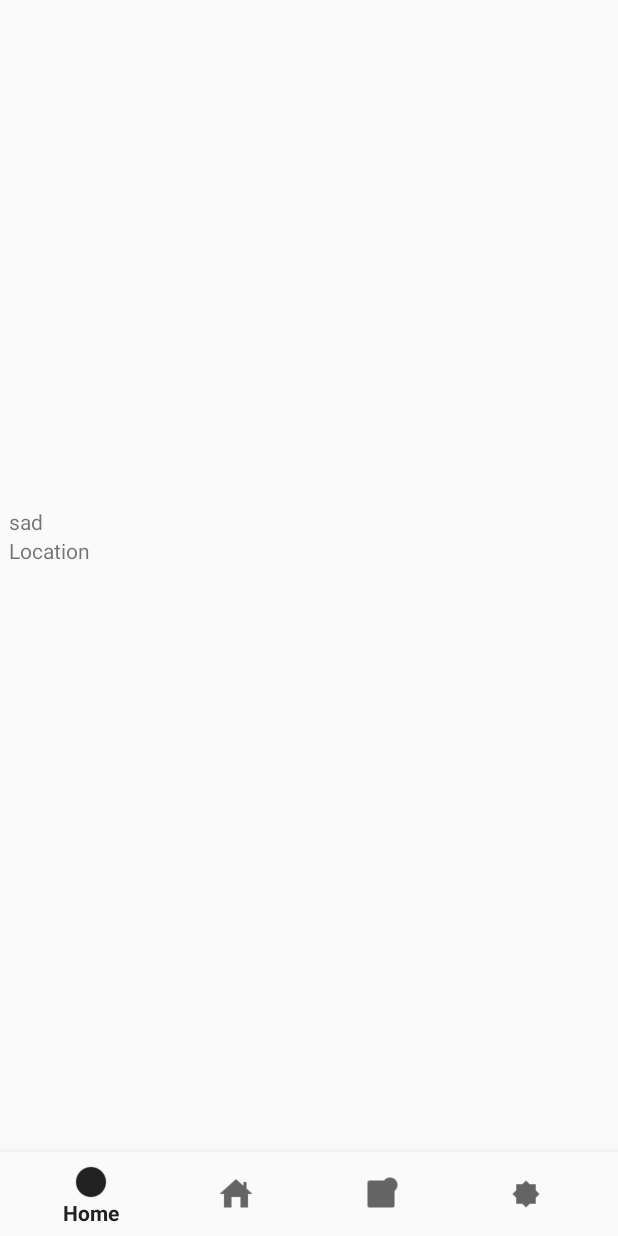
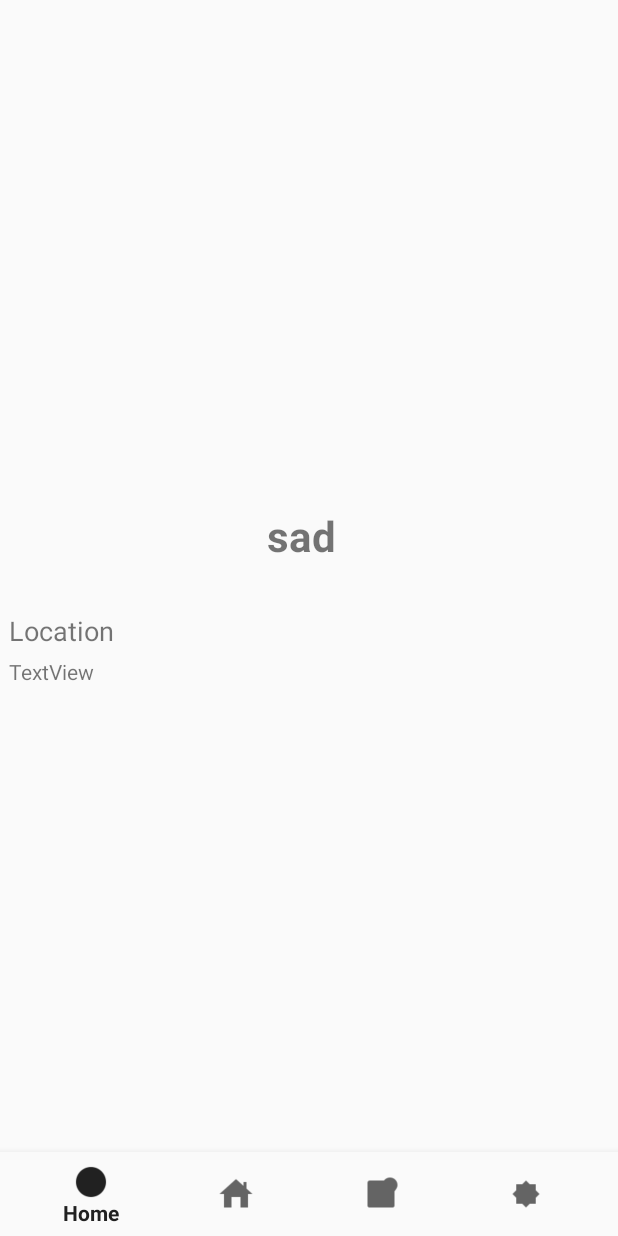
Before and after one commit to HarisTanveer/smdproject, an Android app: the placeFrag screen opened directly, with no data from a screen before it, on a phone screen of 412 x 824 dp. Run offline under Robolectric (Android 15) with nearby library versions, the phone set to English and light mode, and no system bars; pictures from the network do not load; 3 statements that could not run were skipped.

Commit message:
populate n gui

```diff
--- a/Bagpackers/app/src/main/java/com/example/bagpackers/MainActivity.java
+++ b/Bagpackers/app/src/main/java/com/example/bagpackers/MainActivity.java
@@ -29,11 +29,15 @@ import java.util.TimerTask;
 
 public class MainActivity extends AppCompatActivity {
 
+    Location gilgit;
     ImageView p;
     Timer timer;
     static User u;
     @Override
     protected void onCreate(Bundle savedInstanceState) {
+
+          gilgit=new Location("Gilgit-Baltistan");
+
         super.onCreate(savedInstanceState);
         setContentView(R.layout.activity_main);
         ActionBar actionbar=getSupportActionBar();
@@ -84,7 +88,7 @@ public class MainActivity extends AppCompatActivity {
 
     public void popluate()
     {
-        Location  gilgit=new Location("Gilgit-Baltistan");
+
 
 
        // public Place(String name,String location,String description ,String picture)
--- a/Bagpackers/app/src/main/res/layout-land/place.xml
+++ b/Bagpackers/app/src/main/res/layout-land/place.xml
@@ -4,59 +4,64 @@
     android:layout_height="match_parent"
     xmlns:app="http://schemas.android.com/apk/res-auto"
     xmlns:tools="http://schemas.android.com/tools">
-    <ScrollView
-        android:layout_width="611dp"
-        android:layout_height="80dp"
-        android:layout_marginStart="8dp"
-        android:layout_marginTop="8dp"
-        android:layout_marginEnd="8dp"
-        android:layout_marginBottom="8dp"
-        app:layout_constraintBottom_toTopOf="@+id/navigation"
-        app:layout_constraintEnd_toEndOf="parent"
-        app:layout_constraintStart_toStartOf="parent"
-        app:layout_constraintTop_toBottomOf="@+id/imageView">
 
     <LinearLayout
-            android:layout_width="match_parent"
-            android:layout_height="wrap_content"
+        android:layout_width="0dp"
+        android:layout_height="0dp"
         android:layout_marginStart="6dp"
-            android:layout_marginEnd="8dp"
+        android:layout_marginTop="8dp"
+        android:layout_marginEnd="16dp"
         android:layout_marginBottom="8dp"
         android:orientation="vertical"
-            app:layout_constraintBottom_toTopOf="@+id/navigation"
+        app:layout_constraintBottom_toBottomOf="parent"
         app:layout_constraintEnd_toEndOf="parent"
-            app:layout_constraintHorizontal_bias="0.419"
-            app:layout_constraintStart_toStartOf="parent">
+        app:layout_constraintHorizontal_bias="0.0"
+        app:layout_constraintStart_toStartOf="parent"
+        app:layout_constraintTop_toBottomOf="@+id/imageView"
+        app:layout_constraintVertical_bias="0.928">
 
         <TextView
             android:id="@+id/textView4"
             android:layout_width="match_parent"
-                android:layout_height="wrap_content"
-                android:text="sad" />
+            android:layout_height="62dp"
+            android:text="sad"
+            android:textAlignment="center"
+            android:textSize="28sp"
+            android:textStyle="bold" />
 
         <TextView
             android:id="@+id/textView3"
             android:layout_width="match_parent"
             android:layout_height="wrap_content"
-                android:text="Location" />
+            android:text="Location"
+            android:textSize="18sp" />
+
+        <TextView
+            android:id="@+id/disc"
+            android:layout_width="match_parent"
+            android:layout_height="match_parent"
+            android:text="TextView" />
     </LinearLayout>
 
-    </ScrollView>
 
     <ImageView
         android:id="@+id/imageView"
-        android:layout_width="574dp"
-        android:layout_height="202dp"
+        android:layout_width="494dp"
+        android:layout_height="184dp"
         android:layout_marginStart="8dp"
-        android:layout_marginTop="16dp"
-        android:layout_marginEnd="8dp"
-        android:scaleType="fitCenter"
+        android:layout_marginTop="8dp"
+        android:layout_marginBottom="8dp"
         android:visibility="visible"
+        app:layout_constraintBottom_toBottomOf="parent"
         app:layout_constraintEnd_toEndOf="parent"
-        app:layout_constraintHorizontal_bias="0.401"
+        app:layout_constraintHorizontal_bias="0.48"
         app:layout_constraintStart_toStartOf="parent"
         app:layout_constraintTop_toTopOf="parent"
+        app:layout_constraintVertical_bias="0.0"
         tools:srcCompat="@tools:sample/backgrounds/scenic[7]" />
 
 
+
+
+
 </android.support.constraint.ConstraintLayout>
--- a/Bagpackers/app/src/main/res/layout/place.xml
+++ b/Bagpackers/app/src/main/res/layout/place.xml
@@ -4,14 +4,13 @@
     android:layout_height="match_parent"
     xmlns:app="http://schemas.android.com/apk/res-auto"
     xmlns:tools="http://schemas.android.com/tools">
+
     <LinearLayout
         android:layout_width="389dp"
-        android:layout_height="216dp"
+        android:layout_height="306dp"
         android:layout_marginStart="6dp"
-        android:layout_marginLeft="6dp"
         android:layout_marginTop="8dp"
         android:layout_marginEnd="16dp"
-        android:layout_marginRight="16dp"
         android:orientation="vertical"
         app:layout_constraintBottom_toTopOf="@+id/navigation"
         app:layout_constraintEnd_toEndOf="parent"
@@ -23,14 +22,24 @@
         <TextView
             android:id="@+id/textView4"
             android:layout_width="match_parent"
-            android:layout_height="wrap_content"
-            android:text="sad" />
+            android:layout_height="70dp"
+            android:text="sad"
+            android:textAlignment="center"
+            android:textSize="28sp"
+            android:textStyle="bold" />
 
         <TextView
             android:id="@+id/textView3"
             android:layout_width="match_parent"
-            android:layout_height="wrap_content"
-            android:text="Location" />
+            android:layout_height="30dp"
+            android:text="Location"
+            android:textSize="18sp" />
+
+        <TextView
+            android:id="@+id/disc"
+            android:layout_width="match_parent"
+            android:layout_height="match_parent"
+            android:text="TextView" />
     </LinearLayout>
 
 
```
Also changed, not shown: Bagpackers/app/src/main/res/layout-land/hotel_layout.xml (+29 -18 lines), Bagpackers/app/src/main/res/layout/hotel_layout.xml (+27 -16 lines). Lines whose indentation alone changed are shown as unchanged.
